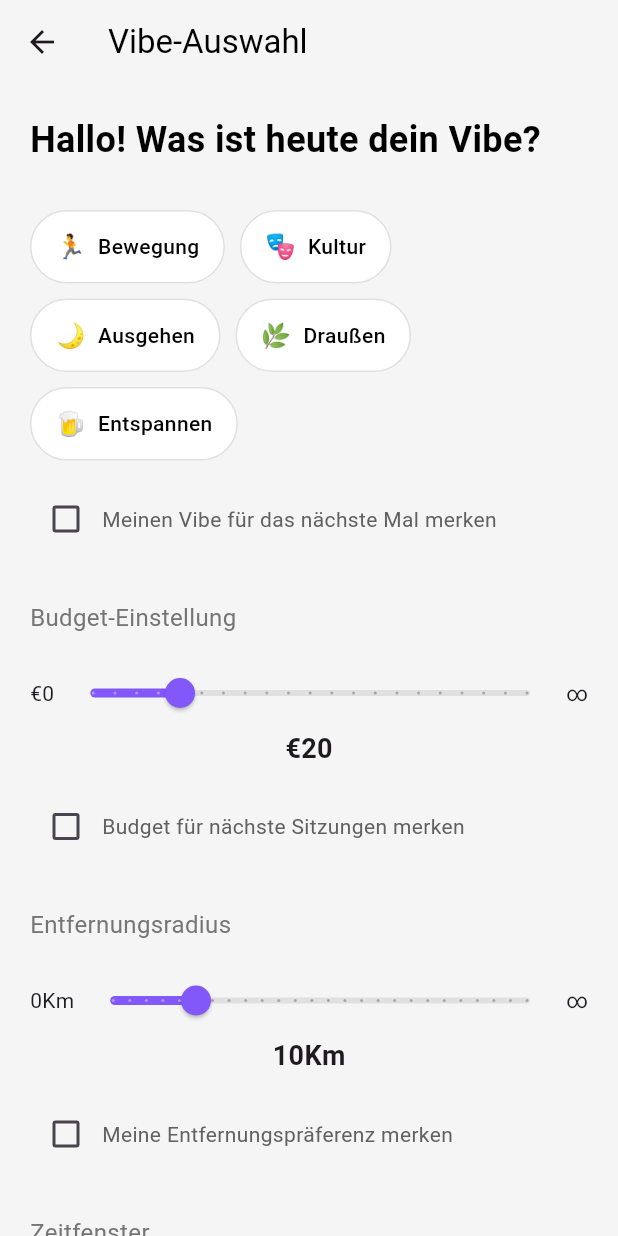
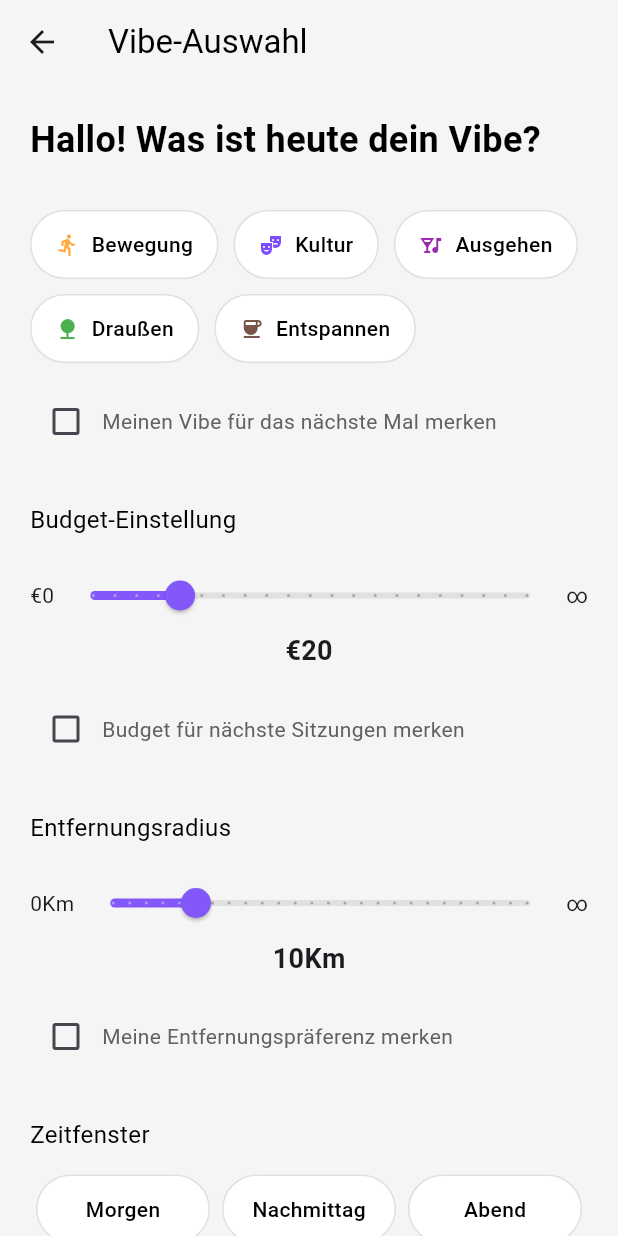
Before and after one commit to MohamadAlaskari/smart_activity_frontend, a Flutter app: the VibeSelectionView screen opened directly, on a phone screen of 412 x 824 dp. Run offline on Flutter 3.47's test engine with Material 3 defaults, Android fonts, the phone set to English and light mode, and no system bars; our stand-ins replace bloc, dio, easy_localization, flutter_bloc, flutter_native_splash, flutter_secure_storage and 8 more; missing offline and left inert: fresh_dio; accounts and stored records are empty; generated files the repository leaves out were written again; statements that could not run were skipped.

Commit message:
add advanced settings for vibe selection with life vibes and experience types

```diff
--- /dev/null
+++ b/lib/domain/model/time_window.dart
@@ -0,0 +1,27 @@
+import 'package:easy_localization/easy_localization.dart';
+
+class TimeWindowType {
+  final String name;
+  final String displayName;
+
+  const TimeWindowType({required this.name, required this.displayName});
+
+  static const TimeWindowType morning = TimeWindowType(
+    name: 'Morning',
+    displayName: 'VIBE_SELECTION.TIME_WINDOW.MORNING',
+  );
+
+  static const TimeWindowType afternoon = TimeWindowType(
+    name: 'Afternoon',
+    displayName: 'VIBE_SELECTION.TIME_WINDOW.AFTERNOON',
+  );
+
+  static const TimeWindowType evening = TimeWindowType(
+    name: 'Evening',
+    displayName: 'VIBE_SELECTION.TIME_WINDOW.EVENING',
+  );
+
+  static List<TimeWindowType> get all => [morning, afternoon, evening];
+
+  String get localizedDisplayName => displayName.tr();
+}
--- /dev/null
+++ b/lib/domain/model/vibe_type.dart
@@ -0,0 +1,61 @@
+import 'package:easy_localization/easy_localization.dart';
+import 'package:flutter/material.dart';
+
+class VibeType {
+  final String name;
+  final String displayName;
+  final IconData icon;
+  final Color color;
+
+  const VibeType({
+    required this.name,
+    required this.displayName,
+    required this.icon,
+    required this.color,
+  });
+
+  static const VibeType movement = VibeType(
+    name: 'Movement',
+    displayName: 'VIBE_SELECTION.VIBES.MOVEMENT',
+    icon: Icons.directions_run,
+    color: Colors.orangeAccent,
+  );
+
+  static const VibeType culture = VibeType(
+    name: 'Culture',
+    displayName: 'VIBE_SELECTION.VIBES.CULTURE',
+    icon: Icons.theater_comedy,
+    color: Colors.deepPurpleAccent,
+  );
+
+  static const VibeType nightOut = VibeType(
+    name: 'Night Out',
+    displayName: 'VIBE_SELECTION.VIBES.NIGHT_OUT',
+    icon: Icons.nightlife,
+    color: Colors.purple,
+  );
+
+  static const VibeType outdoors = VibeType(
+    name: 'Outdoors',
+    displayName: 'VIBE_SELECTION.VIBES.OUTDOORS',
+    icon: Icons.nature,
+    color: Colors.green,
+  );
+
+  static const VibeType chill = VibeType(
+    name: 'Chill',
+    displayName: 'VIBE_SELECTION.VIBES.CHILL',
+    icon: Icons.coffee,
+    color: Colors.brown,
+  );
+
+  static List<VibeType> get all => [
+    movement,
+    culture,
+    nightOut,
+    outdoors,
+    chill,
+  ];
+
+  String get localizedDisplayName => displayName.tr();
+}
--- a/lib/presentation/vibe_selection/ui/budget_setting.dart
+++ b/lib/presentation/vibe_selection/ui/budget_setting.dart
@@ -18,7 +18,7 @@ class BudgetSetting extends StatelessWidget {
       children: [
         Text(
           'VIBE_SELECTION.BUDGET.TITLE'.tr(),
-          style: TextStyle(fontSize: 16, color: Colors.grey[600]),
+          style: TextStyle(fontSize: 16, color: ColorName.black),
         ),
         const SizedBox(height: 15),
         Row(
--- a/lib/presentation/vibe_selection/ui/distance_radius_setting.dart
+++ b/lib/presentation/vibe_selection/ui/distance_radius_setting.dart
@@ -18,7 +18,7 @@ class DistanceRadius extends StatelessWidget {
       children: [
         Text(
           'VIBE_SELECTION.DISTANCE.TITLE'.tr(),
-          style: TextStyle(fontSize: 16, color: Colors.grey[600]),
+          style: TextStyle(fontSize: 16, color: ColorName.black),
         ),
         const SizedBox(height: 15),
         Row(
--- a/lib/presentation/vibe_selection/ui/time_window_selection.dart
+++ b/lib/presentation/vibe_selection/ui/time_window_selection.dart
@@ -2,6 +2,7 @@ import 'package:easy_localization/easy_localization.dart';
 import 'package:flutter/material.dart';
 import 'package:flutter_bloc/flutter_bloc.dart';
 import 'package:vibe_day/assets/colors.gen.dart';
+import 'package:vibe_day/domain/model/time_window.dart';
 import 'package:vibe_day/presentation/vibe_selection/vibe_selection_cubit.dart';
 import 'package:vibe_day/presentation/vibe_selection/vibe_selection_state.dart';
 import 'package:vibe_day/presentation/vibe_selection/vibe_selection_view.dart';
@@ -13,33 +14,20 @@ class TimeWindow extends StatelessWidget {
 
   @override
   Widget build(BuildContext context) {
-    final timeWindows = [
-      {
-        'name': 'Morning',
-        'displayName': 'VIBE_SELECTION.TIME_WINDOW.MORNING'.tr(),
-      },
-      {
-        'name': 'Afternoon',
-        'displayName': 'VIBE_SELECTION.TIME_WINDOW.AFTERNOON'.tr(),
-      },
-      {
-        'name': 'Evening',
-        'displayName': 'VIBE_SELECTION.TIME_WINDOW.EVENING'.tr(),
-      },
-    ];
+    final timeWindows = TimeWindowType.all;
 
     return Column(
       crossAxisAlignment: CrossAxisAlignment.start,
       children: [
         Text(
           'VIBE_SELECTION.TIME_WINDOW.TITLE'.tr(),
-          style: TextStyle(fontSize: 16, color: Colors.grey[600]),
+          style: TextStyle(fontSize: 16, color: ColorName.black),
         ),
         const SizedBox(height: 15),
         Row(
           children:
               timeWindows.map((window) {
-                final isSelected = state.selectedTimeWindow == window['name'];
+                final isSelected = state.selectedTimeWindow == window.name;
                 return Expanded(
                   child: Padding(
                     padding: const EdgeInsets.symmetric(horizontal: 4),
@@ -47,7 +35,7 @@ class TimeWindow extends StatelessWidget {
                       onTap:
                           () => context
                               .read<VibeSelectionCubit>()
-                              .selectTimeWindow(window['name']!),
+                              .selectTimeWindow(window.name),
                       child: Container(
                         padding: const EdgeInsets.symmetric(vertical: 12),
                         decoration: BoxDecoration(
@@ -66,7 +54,7 @@ class TimeWindow extends StatelessWidget {
                         ),
                         child: Center(
                           child: Text(
-                            window['displayName']!,
+                            window.localizedDisplayName,
                             style: TextStyle(
                               color: isSelected ? Colors.white : Colors.black,
                               fontWeight: FontWeight.w500,
--- a/lib/presentation/vibe_selection/ui/vibe_selection.dart
+++ b/lib/presentation/vibe_selection/ui/vibe_selection.dart
@@ -2,6 +2,7 @@ import 'package:easy_localization/easy_localization.dart';
 import 'package:flutter/material.dart';
 import 'package:flutter_bloc/flutter_bloc.dart';
 import 'package:vibe_day/assets/colors.gen.dart';
+import 'package:vibe_day/domain/model/vibe_type.dart';
 import 'package:vibe_day/presentation/vibe_selection/vibe_selection_cubit.dart';
 import 'package:vibe_day/presentation/vibe_selection/vibe_selection_state.dart';
 import 'package:vibe_day/presentation/vibe_selection/vibe_selection_view.dart';
@@ -13,33 +14,7 @@ class VibeSelection extends StatelessWidget {
 
   @override
   Widget build(BuildContext context) {
-    final vibes = [
-      {
-        'name': 'Movement',
-        'displayName': 'VIBE_SELECTION.VIBES.MOVEMENT'.tr(),
-        'icon': '🏃',
-      },
-      {
-        'name': 'Culture',
-        'displayName': 'VIBE_SELECTION.VIBES.CULTURE'.tr(),
-        'icon': '🎭',
-      },
-      {
-        'name': 'Night Out',
-        'displayName': 'VIBE_SELECTION.VIBES.NIGHT_OUT'.tr(),
-        'icon': '🌙',
-      },
-      {
-        'name': 'Outdoors',
-        'displayName': 'VIBE_SELECTION.VIBES.OUTDOORS'.tr(),
-        'icon': '🌿',
-      },
-      {
-        'name': 'Chill',
-        'displayName': 'VIBE_SELECTION.VIBES.CHILL'.tr(),
-        'icon': '🍺',
-      },
-    ];
+    final vibes = VibeType.all;
 
     return Column(
       crossAxisAlignment: CrossAxisAlignment.start,
@@ -49,11 +24,11 @@ class VibeSelection extends StatelessWidget {
           runSpacing: 10,
           children:
               vibes.map((vibe) {
-                final isSelected = state.selectedVibes.contains(vibe['name']);
+                final isSelected = state.selectedVibes.contains(vibe.name);
                 return GestureDetector(
                   onTap:
                       () => context.read<VibeSelectionCubit>().toggleVibe(
-                        vibe['name']!,
+                        vibe.name,
                       ),
                   child: Container(
                     padding: const EdgeInsets.symmetric(
@@ -74,13 +49,14 @@ class VibeSelection extends StatelessWidget {
                     child: Row(
                       mainAxisSize: MainAxisSize.min,
                       children: [
-                        Text(
-                          vibe['icon']!,
-                          style: const TextStyle(fontSize: 16),
+                        Icon(
+                          vibe.icon,
+                          size: 16,
+                          color: isSelected ? Colors.white : vibe.color,
                         ),
                         const SizedBox(width: 8),
                         Text(
-                          vibe['displayName']!,
+                          vibe.localizedDisplayName,
                           style: TextStyle(
                             color: isSelected ? Colors.white : Colors.black,
                             fontWeight: FontWeight.w500,
--- a/lib/presentation/vibe_selection/vibe_selection_state.dart
+++ b/lib/presentation/vibe_selection/vibe_selection_state.dart
@@ -18,5 +18,8 @@ class VibeSelectionState with _$VibeSelectionState {
     String? selectedTimeWindow,
     @Default(false) bool rememberTimeWindow,
     String? selectedGroupSize,
+    @Default(false) bool showAdvancedSettings,
+    @Default([]) List<String> selectedLifeVibes,
+    @Default([]) List<String> selectedExperienceTypes,
   }) = _VibeSelectionState;
 }
--- a/pubspec.yaml
+++ b/pubspec.yaml
@@ -53,6 +53,7 @@ dependencies:
   signature: ^5.4.0
   url_launcher: ^6.1.14
   webview_flutter: ^4.2.4
+  lucide_icons: ^0.257.0
 
 cupertino_icons: ^1.0.8
 
```
Also changed, not shown: assets/translations/de-DE.json (+25 -0 lines), lib/domain/model/experience_type.dart (added, +86 -0 lines), lib/domain/model/group_size.dart (added, +36 -0 lines), lib/domain/model/life_vibe.dart (added, +44 -0 lines), lib/presentation/vibe_selection/ui/advanced_selection.dart (added, +86 -0 lines), lib/presentation/vibe_selection/ui/experience_type.dart (added, +99 -0 lines), lib/presentation/vibe_selection/ui/group_size_selection.dart (+7 -22 lines), lib/presentation/vibe_selection/vibe_selection_cubit.dart (+33 -2 lines), lib/presentation/vibe_selection/vibe_selection_view.dart (+63 -1 lines), lib/presentation/vibe_selection/vibe_selection_state.freezed.dart, pubspec.lock.
